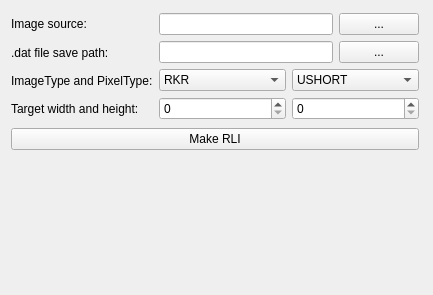
Above: src/mainwindow.ui from PhilippUryas/Vega-GeneratorRLI before the change. Below: the same form after it.
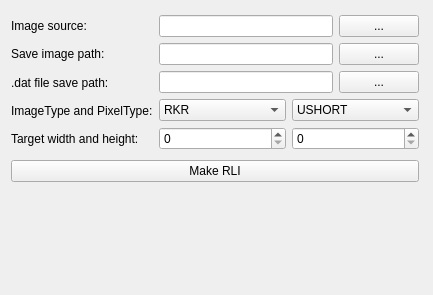
That is the form after the change.

The edit to the form file:
```diff
--- a/src/mainwindow.ui
+++ b/src/mainwindow.ui
@@ -32,7 +32,7 @@
       <x>0</x>
       <y>0</y>
       <width>430</width>
-      <height>164</height>
+      <height>197</height>
      </rect>
     </property>
     <layout class="QVBoxLayout" name="verticalLayout_3">
@@ -47,6 +47,13 @@
            </property>
           </widget>
          </item>
+         <item>
+          <widget class="QLabel" name="label_5">
+           <property name="text">
+            <string>Save image path:</string>
+           </property>
+          </widget>
+         </item>
          <item>
           <widget class="QLabel" name="label_2">
            <property name="text">
@@ -86,6 +93,20 @@
            </item>
           </layout>
          </item>
+         <item>
+          <layout class="QHBoxLayout" name="horizontalLayout_6">
+           <item>
+            <widget class="QLineEdit" name="saveImageLineEdit"/>
+           </item>
+           <item>
+            <widget class="QPushButton" name="selectSaveImagePathButton">
+             <property name="text">
+              <string>...</string>
+             </property>
+            </widget>
+           </item>
+          </layout>
+         </item>
          <item>
           <layout class="QHBoxLayout" name="horizontalLayout_2">
            <item>
```
